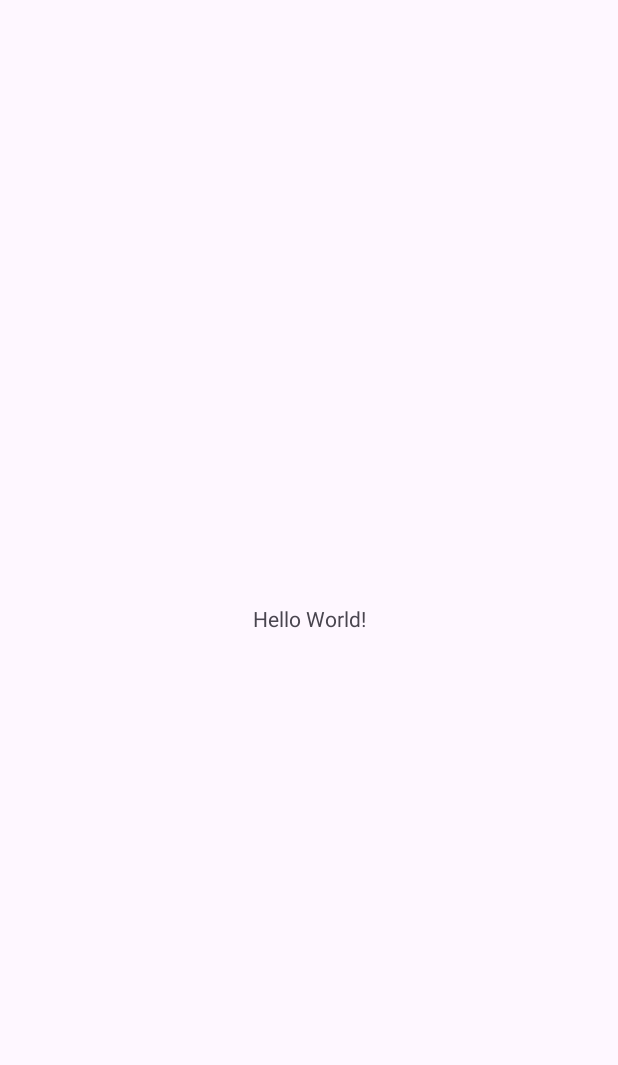
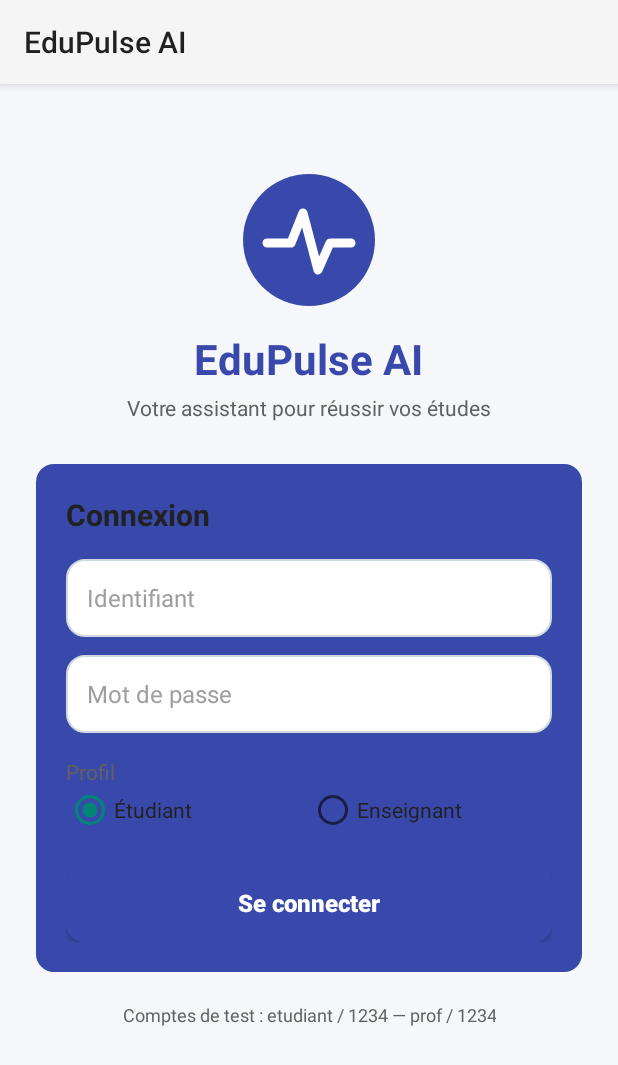
Before and after one commit to Hafsa-Belahnech/DEV_MOBILE, an Android app: the screen it shows after launch (MainActivity before the commit, LoginActivity after it), on a phone screen of 412 x 824 dp. Before the commit the part shown is almost empty. Shown: the top 1065 px of the screen. Run offline under Robolectric (Android 15) with nearby library versions, the phone set to English and light mode, and no system bars.

Commit message:
first activity : Hafsa

```diff
--- /dev/null
+++ b/app/src/main/java/com/emsi/edupulse_ai/ConseilsActivity.java
@@ -0,0 +1,10 @@
+package com.emsi.edupulse_ai;
+
+/*
+ * Projet : EduPulse AI
+ * Fichier : LoginActivity.java
+ * Description : Interface d'authentification (identifiant, mot de passe, profil Étudiant/Enseignant)
+ * Responsable : nom prenom
+ */
+public class ConseilsActivity {
+}
--- /dev/null
+++ b/app/src/main/java/com/emsi/edupulse_ai/DashboardActivity.java
@@ -0,0 +1,9 @@
+package com.emsi.edupulse_ai;
+/*
+ * Projet : EduPulse AI
+ * Fichier : LoginActivity.java
+ * Description : Interface d'authentification (identifiant, mot de passe, profil Étudiant/Enseignant)
+ * Responsable : nom prenom
+ */
+public class DashboardActivity {
+}
--- /dev/null
+++ b/app/src/main/java/com/emsi/edupulse_ai/LoginActivity.java
@@ -0,0 +1,113 @@
+/*
+ * Projet : EduPulse AI
+ * Fichier : LoginActivity.java
+ * Description : Interface d'authentification (identifiant, mot de passe, profil Étudiant/Enseignant)
+ * Responsable : HAFSA BELAHNECH
+*/
+package com.emsi.edupulse_ai;
+
+import android.content.Intent;
+import android.os.Bundle;
+import android.view.inputmethod.EditorInfo;
+import android.widget.Button;
+import android.widget.EditText;
+import android.widget.RadioButton;
+import android.widget.RadioGroup;
+import android.widget.Toast;
+
+import androidx.appcompat.app.AppCompatActivity;
+
+import java.util.HashMap;
+import java.util.Locale;
+import java.util.Map;
+
+public class LoginActivity extends AppCompatActivity {
+
+    // Clés utilisées par DashboardActivity : getStringExtra("username") / getStringExtra("role")
+    public static final String EXTRA_USERNAME = "username";
+    public static final String EXTRA_ROLE = "role";
+
+    private EditText etUsername, etPassword;
+    private RadioGroup rgRole;
+    private RadioButton rbStudent, rbTeacher;
+    private Button btnLogin;
+
+    // Comptes fictifs (données statiques, pas de base de données pour ce TP)
+    private final Map<String, String> mots2passe = new HashMap<>();
+    private final Map<String, Boolean> estEtudiant = new HashMap<>();
+
+    @Override
+    protected void onCreate(Bundle savedInstanceState) {
+        super.onCreate(savedInstanceState);
+        setContentView(R.layout.activity_login);
+
+        etUsername = findViewById(R.id.etUsername);
+        etPassword = findViewById(R.id.etPassword);
+        rgRole = findViewById(R.id.rgRole);
+        rbStudent = findViewById(R.id.rbStudent);
+        rbTeacher = findViewById(R.id.rbTeacher);
+        btnLogin = findViewById(R.id.btnLogin);
+
+        initialiserComptes();
+
+        btnLogin.setOnClickListener(v -> tenterConnexion());
+
+        // Valider depuis la touche "Terminé" du clavier
+        etPassword.setOnEditorActionListener((v, actionId, event) -> {
+            if (actionId == EditorInfo.IME_ACTION_DONE) {
+                tenterConnexion();
+                return true;
+            }
+            return false;
+        });
+    }
+
+    private void initialiserComptes() {
+        mots2passe.put("etudiant", "1234");
+        estEtudiant.put("etudiant", true);
+
+        mots2passe.put("amine", "edu2026");
+        estEtudiant.put("amine", true);
+
+        mots2passe.put("prof", "1234");
+        estEtudiant.put("prof", false);
+    }
+
+    private void tenterConnexion() {
+        String user = etUsername.getText().toString().trim().toLowerCase(Locale.ROOT);
+        String pwd = etPassword.getText().toString();
+
+        // 1) Champs non vides
+        if (user.isEmpty()) {
+            etUsername.setError(getString(R.string.error_username_empty));
+            etUsername.requestFocus();
+            return;
+        }
+        if (pwd.isEmpty()) {
+            etPassword.setError(getString(R.string.error_password_empty));
+            etPassword.requestFocus();
+            return;
+        }
+
+        // 2) Compte existant et mot de passe correct
+        if (!mots2passe.containsKey(user) || !pwd.equals(mots2passe.get(user))) {
+            Toast.makeText(this, R.string.error_credentials, Toast.LENGTH_SHORT).show();
+            return;
+        }
+
+        // 3) Profil choisi cohérent avec le compte
+        boolean profilEtudiantChoisi = rbStudent.isChecked();
+        if (profilEtudiantChoisi != estEtudiant.get(user)) {
+            Toast.makeText(this, R.string.error_role_mismatch, Toast.LENGTH_SHORT).show();
+            return;
+        }
+
+        // 4) Connexion réussie -> Tableau de bord
+        String role = getString(profilEtudiantChoisi ? R.string.role_student : R.string.role_teacher);
+        Intent intent = new Intent(LoginActivity.this, DashboardActivity.class);
+        intent.putExtra(EXTRA_USERNAME, user);
+        intent.putExtra(EXTRA_ROLE, role);
+        startActivity(intent);
+        finish(); // empêche le retour vers l'écran de connexion avec le bouton Retour
+    }
+}
--- a/app/src/main/java/com/emsi/edupulse_ai/MainActivity.java
+++ /dev/null
@@ -1,24 +0,0 @@
-package com.emsi.edupulse_ai;
-
-import android.os.Bundle;
-
-import androidx.activity.EdgeToEdge;
-import androidx.appcompat.app.AppCompatActivity;
-import androidx.core.graphics.Insets;
-import androidx.core.view.ViewCompat;
-import androidx.core.view.WindowInsetsCompat;
-
-public class MainActivity extends AppCompatActivity {
-
-    @Override
-    protected void onCreate(Bundle savedInstanceState) {
-        super.onCreate(savedInstanceState);
-        EdgeToEdge.enable(this);
-        setContentView(R.layout.activity_main);
-        ViewCompat.setOnApplyWindowInsetsListener(findViewById(R.id.main), (v, insets) -> {
-            Insets systemBars = insets.getInsets(WindowInsetsCompat.Type.systemBars());
-            v.setPadding(systemBars.left, systemBars.top, systemBars.right, systemBars.bottom);
-            return insets;
-        });
-    }
-}
--- /dev/null
+++ b/app/src/main/java/com/emsi/edupulse_ai/ModulesActivity.java
@@ -0,0 +1,11 @@
+/*
+ * Projet : EduPulse AI
+ * Fichier : LoginActivity.java
+ * Description : Interface d'authentification (identifiant, mot de passe, profil Étudiant/Enseignant)
+ * Responsable : nom prenom
+ */
+
+package com.emsi.edupulse_ai;
+
+public class ModulesActivity {
+}
--- /dev/null
+++ b/app/src/main/java/com/emsi/edupulse_ai/SuiviActivity.java
@@ -0,0 +1,11 @@
+/*
+ * Projet : EduPulse AI
+ * Fichier : LoginActivity.java
+ * Description : Interface d'authentification (identifiant, mot de passe, profil Étudiant/Enseignant)
+ * Responsable : nom prenom
+ */
+
+package com.emsi.edupulse_ai;
+
+public class SuiviActivity {
+}
--- /dev/null
+++ b/app/src/main/res/drawable/bg_button_primary.xml
@@ -0,0 +1,22 @@
+<?xml version="1.0" encoding="utf-8"?>
+<!--
+ Projet : EduPulse AI
+ Fichier : bg_button_primary.xml
+ Description : Ressource selector/shape - bouton principal (normal et pressé)
+ Responsable : HAFSA BELAHNECH
+
+-->
+<selector xmlns:android="http://schemas.android.com/apk/res/android">
+    <item android:state_pressed="true">
+        <shape android:shape="rectangle">
+            <solid android:color="@color/primary_dark" />
+            <corners android:radius="12dp" />
+        </shape>
+    </item>
+    <item>
+        <shape android:shape="rectangle">
+            <solid android:color="@color/primary" />
+            <corners android:radius="12dp" />
+        </shape>
+    </item>
+</selector>
--- /dev/null
+++ b/app/src/main/res/drawable/bg_card.xml
@@ -0,0 +1,22 @@
+<?xml version="1.0" encoding="utf-8"?>
+<!--
+ Projet : EduPulse AI
+ Fichier : bg_button_primary.xml
+ Description : Ressource selector/shape - bouton principal (normal et pressé)
+ Responsable : HAFSA BELAHNECH
+
+-->
+<selector xmlns:android="http://schemas.android.com/apk/res/android">
+    <item android:state_pressed="true">
+        <shape android:shape="rectangle">
+            <solid android:color="@color/primary_dark" />
+            <corners android:radius="12dp" />
+        </shape>
+    </item>
+    <item>
+        <shape android:shape="rectangle">
+            <solid android:color="@color/primary" />
+            <corners android:radius="12dp" />
+        </shape>
+    </item>
+</selector>
--- /dev/null
+++ b/app/src/main/res/drawable/bg_input.xml
@@ -0,0 +1,16 @@
+<?xml version="1.0" encoding="utf-8"?>
+<!--
+ Projet : EduPulse AI
+ Fichier : bg_input.xml
+ Description : Ressource shape - fond arrondi des champs de saisie
+ Responsable : HAFSA BELAHNECH
+
+-->
+<shape xmlns:android="http://schemas.android.com/apk/res/android"
+    android:shape="rectangle">
+    <solid android:color="@color/white" />
+    <stroke
+        android:width="1dp"
+        android:color="@color/stroke" />
+    <corners android:radius="12dp" />
+</shape>
--- /dev/null
+++ b/app/src/main/res/drawable/ic_logo.xml
@@ -0,0 +1,22 @@
+<?xml version="1.0" encoding="utf-8"?>
+<!--
+ Projet : EduPulse AI
+ Fichier : ic_logo.xml
+ Description : Logo vectoriel (cercle + courbe de pouls)
+ Responsable: HAFSA BELAHNECH
+-->
+<vector xmlns:android="http://schemas.android.com/apk/res/android"
+    android:width="96dp"
+    android:height="96dp"
+    android:viewportWidth="96"
+    android:viewportHeight="96">
+    <path
+        android:fillColor="@color/primary"
+        android:pathData="M48,48m-44,0a44,44 0,1 1,88 0a44,44 0,1 1,-88 0" />
+    <path
+        android:pathData="M20,50 L36,50 L44,30 L54,68 L62,50 L76,50"
+        android:strokeColor="@color/white"
+        android:strokeLineCap="round"
+        android:strokeLineJoin="round"
+        android:strokeWidth="6" />
+</vector>
--- /dev/null
+++ b/app/src/main/res/layout/activity_login.xml
@@ -0,0 +1,150 @@
+<?xml version="1.0" encoding="utf-8"?>
+<!--
+ Projet : EduPulse AI
+ Fichier : activity_login.xml
+ Description : Interface graphique d'authentification
+ Responsable : HAFSA BELAHNECH
+-->
+<ScrollView xmlns:android="http://schemas.android.com/apk/res/android"
+    android:layout_width="match_parent"
+    android:layout_height="match_parent"
+    android:background="@color/background"
+    android:fillViewport="true">
+
+    <LinearLayout
+        android:layout_width="match_parent"
+        android:layout_height="wrap_content"
+        android:gravity="center_horizontal"
+        android:orientation="vertical"
+        android:padding="24dp">
+
+        <ImageView
+            android:id="@+id/imgLogo"
+            android:layout_width="96dp"
+            android:layout_height="96dp"
+            android:layout_marginTop="32dp"
+            android:contentDescription="@string/logo_description"
+            android:src="@drawable/ic_logo" />
+
+        <TextView
+            android:layout_width="wrap_content"
+            android:layout_height="wrap_content"
+            android:layout_marginTop="12dp"
+            android:text="@string/app_name"
+            android:textColor="@color/primary"
+            android:textSize="28sp"
+            android:textStyle="bold" />
+
+        <TextView
+            android:layout_width="wrap_content"
+            android:layout_height="wrap_content"
+            android:layout_marginTop="4dp"
+            android:text="@string/login_subtitle"
+            android:textColor="@color/text_secondary"
+            android:textSize="14sp" />
+
+        <!-- Carte du formulaire -->
+        <LinearLayout
+            android:layout_width="match_parent"
+            android:layout_height="wrap_content"
+            android:layout_marginTop="28dp"
+            android:background="@drawable/bg_card"
+            android:orientation="vertical"
+            android:padding="20dp">
+
+            <TextView
+                android:layout_width="wrap_content"
+                android:layout_height="wrap_content"
+                android:text="@string/login_title"
+                android:textColor="@color/text_primary"
+                android:textSize="20sp"
+                android:textStyle="bold" />
+
+            <EditText
+                android:id="@+id/etUsername"
+                android:layout_width="match_parent"
+                android:layout_height="52dp"
+                android:layout_marginTop="16dp"
+                android:background="@drawable/bg_input"
+                android:hint="@string/hint_username"
+                android:importantForAutofill="no"
+                android:inputType="textNoSuggestions"
+                android:maxLines="1"
+                android:paddingStart="14dp"
+                android:paddingEnd="14dp"
+                android:textColor="@color/text_primary"
+                android:textColorHint="@color/text_hint"
+                android:textSize="16sp" />
+
+            <EditText
+                android:id="@+id/etPassword"
+                android:layout_width="match_parent"
+                android:layout_height="52dp"
+                android:layout_marginTop="12dp"
+                android:background="@drawable/bg_input"
+                android:hint="@string/hint_password"
+                android:imeOptions="actionDone"
+                android:importantForAutofill="no"
+                android:inputType="textPassword"
+                android:maxLines="1"
+                android:paddingStart="14dp"
+                android:paddingEnd="14dp"
+                android:textColor="@color/text_primary"
+                android:textColorHint="@color/text_hint"
+                android:textSize="16sp" />
+
+            <TextView
+                android:layout_width="wrap_content"
+                android:layout_height="wrap_content"
+                android:layout_marginTop="16dp"
+                android:text="@string/label_profile"
+                android:textColor="@color/text_secondary"
+                android:textSize="14sp" />
+
+            <RadioGroup
+                android:id="@+id/rgRole"
+                android:layout_width="match_parent"
+                android:layout_height="wrap_content"
+                android:orientation="horizontal">
+
+                <RadioButton
+                    android:id="@+id/rbStudent"
+                    android:layout_width="0dp"
+                    android:layout_height="wrap_content"
+                    android:layout_weight="1"
+                    android:checked="true"
+                    android:text="@string/role_student"
+                    android:textColor="@color/text_primary" />
+
+                <RadioButton
+                    android:id="@+id/rbTeacher"
+                    android:layout_width="0dp"
+                    android:layout_height="wrap_content"
+                    android:layout_weight="1"
+                    android:text="@string/role_teacher"
+                    android:textColor="@color/text_primary" />
+            </RadioGroup>
+
+            <androidx.appcompat.widget.AppCompatButton
+                android:id="@+id/btnLogin"
+                android:layout_width="match_parent"
+                android:layout_height="52dp"
+                android:layout_marginTop="20dp"
+                android:background="@drawable/bg_button_primary"
+                android:text="@string/btn_login"
+                android:textAllCaps="false"
+                android:textColor="@color/white"
+                android:textSize="16sp"
+                android:textStyle="bold" />
+        </LinearLayout>
+
+        <TextView
+            android:layout_width="wrap_content"
+            android:layout_height="wrap_content"
+            android:layout_marginTop="20dp"
+            android:gravity="center"
+            android:text="@string/demo_accounts"
+            android:textColor="@color/text_secondary"
+            android:textSize="12sp" />
+    </LinearLayout>
+</ScrollView>
--- a/app/src/main/res/layout/activity_main.xml
+++ /dev/null
@@ -1,19 +0,0 @@
-<?xml version="1.0" encoding="utf-8"?>
-<androidx.constraintlayout.widget.ConstraintLayout xmlns:android="http://schemas.android.com/apk/res/android"
-    xmlns:app="http://schemas.android.com/apk/res-auto"
-    xmlns:tools="http://schemas.android.com/tools"
-    android:id="@+id/main"
-    android:layout_width="match_parent"
-    android:layout_height="match_parent"
-    tools:context=".MainActivity">
-
-    <TextView
-        android:layout_width="wrap_content"
-        android:layout_height="wrap_content"
-        android:text="Hello World!"
-        app:layout_constraintBottom_toBottomOf="parent"
-        app:layout_constraintEnd_toEndOf="parent"
-        app:layout_constraintStart_toStartOf="parent"
-        app:layout_constraintTop_toTopOf="parent" />
-
-</androidx.constraintlayout.widget.ConstraintLayout>
--- a/app/src/main/res/values-night/themes.xml
+++ /dev/null
@@ -1,7 +0,0 @@
-<resources xmlns:tools="http://schemas.android.com/tools">
-    <!-- Base application theme. -->
-    <style name="Base.Theme.EduPulse_AI" parent="Theme.Material3.DayNight.NoActionBar">
-        <!-- Customize your dark theme here. -->
-        <!-- <item name="colorPrimary">@color/my_dark_primary</item> -->
-    </style>
-</resources>
--- a/app/src/main/res/values/colors.xml
+++ b/app/src/main/res/values/colors.xml
@@ -1,5 +1,27 @@
 <?xml version="1.0" encoding="utf-8"?>
+<!--
+ Projet : EduPulse AI
+ Fichier : colors.xml
+ Description : Palette de couleurs commune à toute l'application
+ Responsable : HAFSA BELAHNECH
+
+-->
 <resources>
-    <color name="black">#FF000000</color>
-    <color name="white">#FFFFFFFF</color>
+    <color name="primary">#3949AB</color>
+    <color name="primary_dark">#283593</color>
+    <color name="accent">#00BFA5</color>
+    <color name="background">#F5F7FB</color>
+    <color name="surface">#FFFFFF</color>
+    <color name="white">#FFFFFF</color>
+    <color name="black">#000000</color>
+    <color name="text_primary">#212121</color>
+    <color name="text_secondary">#616161</color>
+    <color name="text_hint">#9E9E9E</color>
+    <color name="stroke">#CFD8DC</color>
+    <color name="error">#D32F2F</color>
+
+    <!-- Niveaux de vigilance (utilisés par les autres écrans) -->
+    <color name="vigilance_low">#2E7D32</color>
+    <color name="vigilance_medium">#F9A825</color>
+    <color name="vigilance_high">#C62828</color>
 </resources>
--- a/app/src/main/res/values/strings.xml
+++ b/app/src/main/res/values/strings.xml
@@ -1,3 +1,32 @@
+<?xml version="1.0" encoding="utf-8"?>
+<!--
+ Projet : EduPulse AI
+ Fichier : strings.xml
+ Description : Textes centralisés de l'application (chaque membre ajoute ses chaînes dans sa section)
+ Responsable : HAFSA BELAHNECH
+
+-->
 <resources>
-    <string name="app_name">EduPulse_AI</string>
+    <string name="app_name">EduPulse AI</string>
+
+    <!-- ===== Membre 1 : LoginActivity ===== -->
+    <string name="login_subtitle">Votre assistant pour réussir vos études</string>
+    <string name="login_title">Connexion</string>
+    <string name="hint_username">Identifiant</string>
+    <string name="hint_password">Mot de passe</string>
+    <string name="label_profile">Profil</string>
+    <string name="role_student">Étudiant</string>
+    <string name="role_teacher">Enseignant</string>
+    <string name="btn_login">Se connecter</string>
+    <string name="logo_description">Logo EduPulse AI</string>
+    <string name="error_username_empty">Veuillez saisir votre identifiant</string>
+    <string name="error_password_empty">Veuillez saisir votre mot de passe</string>
+    <string name="error_credentials">Identifiant ou mot de passe incorrect</string>
+    <string name="error_role_mismatch">Le profil choisi ne correspond pas à ce compte</string>
+    <string name="demo_accounts">Comptes de test : etudiant / 1234 — prof / 1234</string>
+
+    <!-- ===== Membre 2 : DashboardActivity (à compléter) ===== -->
+    <!-- ===== Membre 3 : ModulesActivity (à compléter) ===== -->
+    <!-- ===== Membre 4 : SuiviActivity (à compléter) ===== -->
+    <!-- ===== Membre 5 : ConseilsActivity (à compléter) ===== -->
 </resources>
--- a/app/src/main/res/values/themes.xml
+++ b/app/src/main/res/values/themes.xml
@@ -1,9 +1,17 @@
-<resources xmlns:tools="http://schemas.android.com/tools">
-    <!-- Base application theme. -->
-    <style name="Base.Theme.EduPulse_AI" parent="Theme.Material3.DayNight.NoActionBar">
-        <!-- Customize your light theme here. -->
-        <!-- <item name="colorPrimary">@color/my_light_primary</item> -->
+<?xml version="1.0" encoding="utf-8"?>
+<!--
+ Projet : EduPulse AI
+ Fichier : themes.xml
+ Description : Thème cohérent appliqué à toute l'application (sans ActionBar : chaque écran utilise une Toolbar)
+ Responsable : HAFSA BELAHNECH
+
+-->
+<resources>
+    <style name="Theme.EduPulseAI" parent="Theme.Material3.Light.NoActionBar">
+        <item name="colorPrimary">@color/primary</item>
+        <item name="colorPrimaryDark">@color/primary_dark</item>
+        <item name="colorSecondary">@color/accent</item>
+        <item name="android:windowBackground">@color/background</item>
+        <item name="android:statusBarColor">@color/primary_dark</item>
     </style>
-
-    <style name="Theme.EduPulse_AI" parent="Base.Theme.EduPulse_AI" />
 </resources>
```
Also changed, not shown: app/src/main/AndroidManifest.xml (+6 -1 lines).
